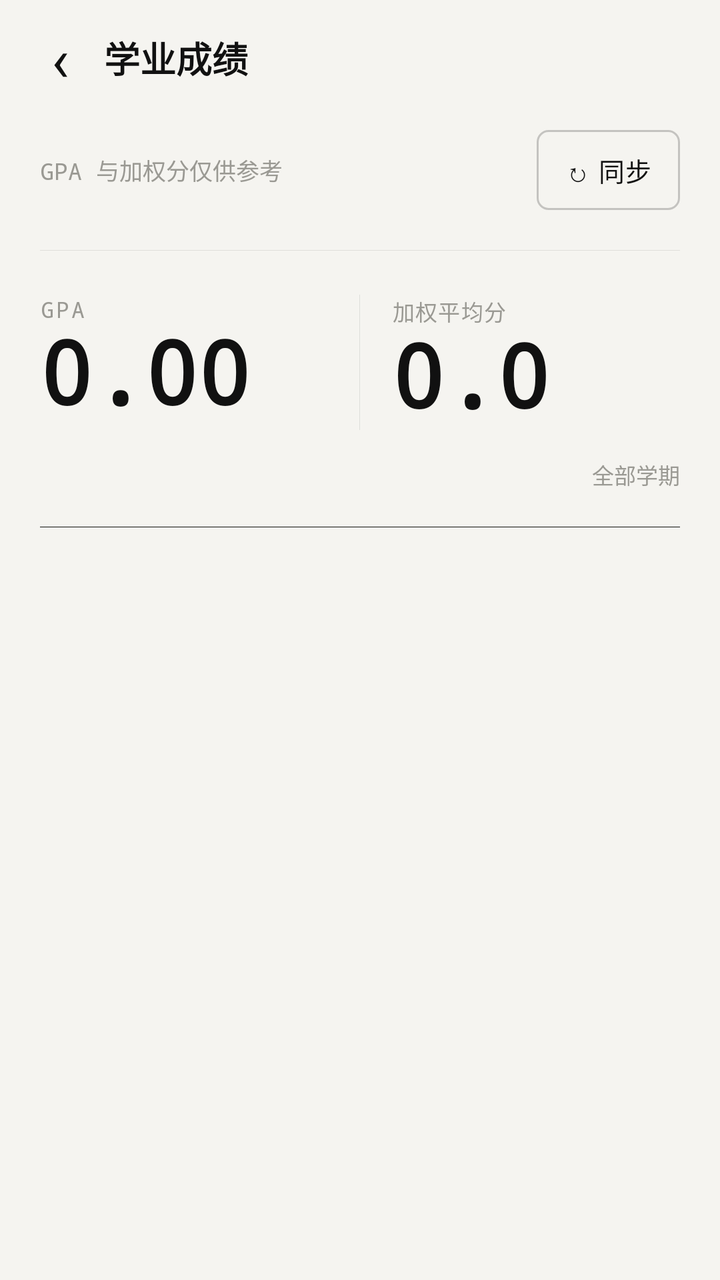
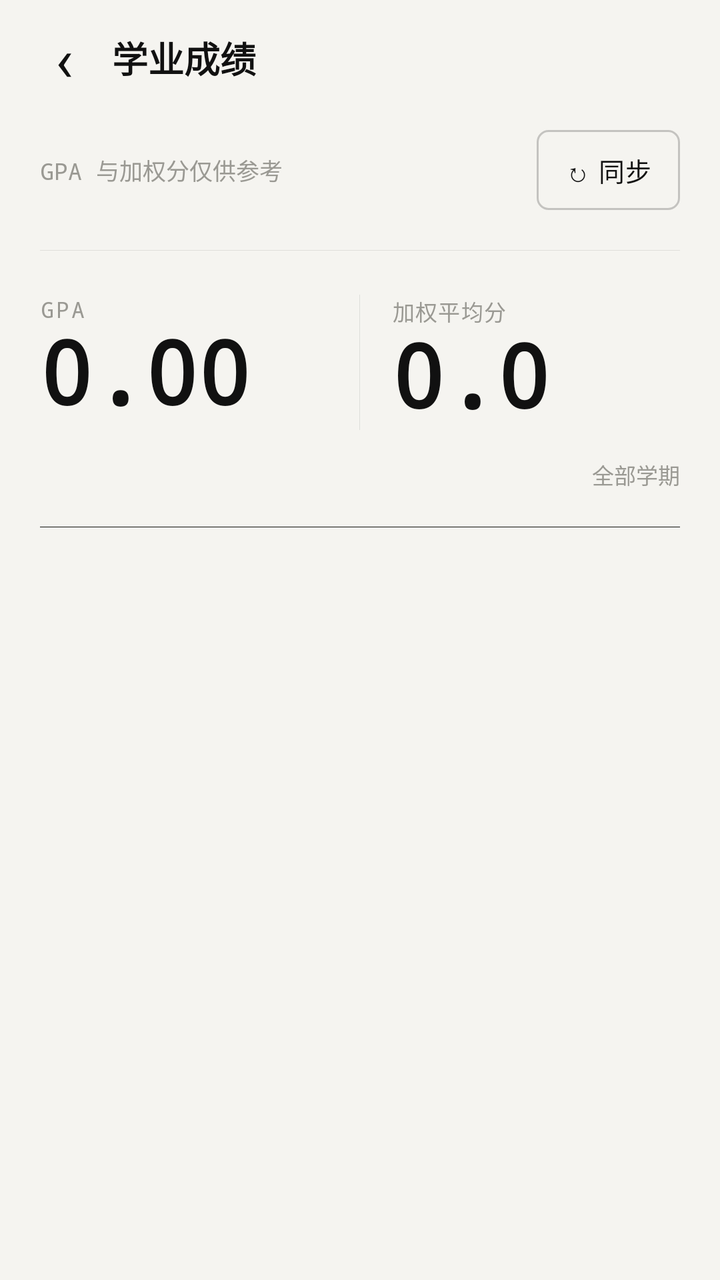

An Android layout rendered at two revisions. The XML below is the earlier revision; the diff shows what the commit changed to produce the second picture.
<!-- AndroidManifest.xml: application theme Theme.EcutCampus -->
<!-- res/layout/activity_grades.xml -->
<?xml version="1.0" encoding="utf-8"?>
<LinearLayout xmlns:android="http://schemas.android.com/apk/res/android"
    android:layout_width="match_parent"
    android:layout_height="match_parent"
    android:background="?attr/gBg"
    android:orientation="vertical">

    <FrameLayout
        android:id="@+id/grades_sync_host"
        android:layout_width="1dp"
        android:layout_height="1dp"
        android:alpha="0" />

    <LinearLayout
        android:layout_width="match_parent"
        android:layout_height="56dp"
        android:gravity="center_vertical"
        android:orientation="horizontal"
        android:paddingHorizontal="8dp">

        <TextView
            android:id="@+id/btn_grades_back"
            android:layout_width="44dp"
            android:layout_height="44dp"
            android:background="?attr/selectableItemBackgroundBorderless"
            android:contentDescription="返回"
            android:gravity="center"
            android:text="‹"
            android:textColor="?attr/gInk"
            android:textSize="30sp" />

        <TextView
            android:layout_width="0dp"
            android:layout_height="wrap_content"
            android:layout_weight="1"
            android:text="学业成绩"
            android:textColor="?attr/gInk"
            android:textSize="18sp"
            android:textStyle="bold" />
    </LinearLayout>

    <include
        layout="@layout/fragment_grades"
        android:layout_width="match_parent"
        android:layout_height="0dp"
        android:layout_weight="1" />

</LinearLayout>
<!-- res/layout/fragment_grades.xml (included above) -->
<?xml version="1.0" encoding="utf-8"?>
<ScrollView xmlns:android="http://schemas.android.com/apk/res/android"
    xmlns:app="http://schemas.android.com/apk/res-auto"
    android:layout_width="match_parent"
    android:layout_height="match_parent"
    android:background="?attr/gBg"
    android:clipToPadding="false"
    android:paddingHorizontal="20dp"
    android:paddingTop="4dp"
    android:paddingBottom="28dp">

    <LinearLayout
        android:layout_width="match_parent"
        android:layout_height="wrap_content"
        android:orientation="vertical">

        
        <LinearLayout
            android:layout_width="match_parent"
            android:layout_height="wrap_content"
            android:gravity="center_vertical"
            android:orientation="horizontal">

            <TextView
                android:id="@+id/tv_grades_subtitle"
                android:layout_width="0dp"
                android:layout_height="wrap_content"
                android:layout_weight="1"
                android:fontFamily="monospace"
                android:text="GPA 与加权分仅供参考"
                android:textColor="?attr/gMute"
                android:textSize="11.5sp" />

            <com.google.android.material.button.MaterialButton
                android:id="@+id/btn_sync_grades"
                style="@style/Gauge.Button.Outline.Compact"
                android:layout_width="wrap_content"
                android:layout_height="wrap_content"
                android:text="↻ 同步" />
        </LinearLayout>

        
        <HorizontalScrollView
            android:layout_width="match_parent"
            android:layout_height="wrap_content"
            android:layout_marginTop="16dp"
            android:scrollbars="none">

            <LinearLayout
                android:id="@+id/semester_pill_container"
                android:layout_width="wrap_content"
                android:layout_height="wrap_content"
                android:orientation="horizontal" />
        </HorizontalScrollView>

        <View
            android:layout_width="match_parent"
            android:layout_height="1px"
            android:background="?attr/gHair" />

        
        <LinearLayout
            android:layout_width="match_parent"
            android:layout_height="wrap_content"
            android:layout_marginTop="22dp"
            android:orientation="horizontal">

            <LinearLayout
                android:layout_width="0dp"
                android:layout_height="wrap_content"
                android:layout_weight="1"
                android:orientation="vertical">

                <TextView
                    android:layout_width="wrap_content"
                    android:layout_height="wrap_content"
                    android:fontFamily="monospace"
                    android:letterSpacing="0.08"
                    android:text="GPA"
                    android:textColor="?attr/gMute"
                    android:textSize="11sp" />

                <TextView
                    android:id="@+id/tv_gpa_value"
                    android:layout_width="wrap_content"
                    android:layout_height="wrap_content"
                    android:fontFamily="monospace"
                    android:includeFontPadding="false"
                    android:text="0.00"
                    android:textColor="?attr/gInk"
                    android:textSize="44sp"
                    android:textStyle="bold" />
            </LinearLayout>

            <View
                android:layout_width="1px"
                android:layout_height="match_parent"
                android:layout_marginHorizontal="16dp"
                android:background="?attr/gHair" />

            <LinearLayout
                android:layout_width="0dp"
                android:layout_height="wrap_content"
                android:layout_weight="1"
                android:orientation="vertical">

                <TextView
                    android:layout_width="wrap_content"
                    android:layout_height="wrap_content"
                    android:letterSpacing="0.04"
                    android:text="加权平均分"
                    android:textColor="?attr/gMute"
                    android:textSize="11sp" />

                <TextView
                    android:id="@+id/tv_weighted_value"
                    android:layout_width="wrap_content"
                    android:layout_height="wrap_content"
                    android:fontFamily="monospace"
                    android:includeFontPadding="false"
                    android:text="0.0"
                    android:textColor="?attr/gInk"
                    android:textSize="44sp"
                    android:textStyle="bold" />
            </LinearLayout>
        </LinearLayout>

        <LinearLayout
            android:layout_width="match_parent"
            android:layout_height="wrap_content"
            android:layout_marginTop="14dp"
            android:gravity="center_vertical"
            android:orientation="horizontal">

            <TextView
                android:id="@+id/tv_grades_credit_summary"
                android:layout_width="0dp"
                android:layout_height="wrap_content"
                android:layout_weight="1"
                android:fontFamily="monospace"
                android:text=""
                android:textColor="?attr/gSub"
                android:textSize="12sp" />

            <TextView
                android:id="@+id/tv_grades_scope_tag"
                android:layout_width="wrap_content"
                android:layout_height="wrap_content"
                android:fontFamily="monospace"
                android:text="全部学期"
                android:textColor="?attr/gMute"
                android:textSize="11sp" />
        </LinearLayout>

        <View
            android:layout_width="match_parent"
            android:layout_height="1px"
            android:layout_marginTop="18dp"
            android:background="?attr/gInk" />

        
        <LinearLayout
            android:id="@+id/empty_grades_card"
            android:layout_width="match_parent"
            android:layout_height="wrap_content"
            android:gravity="center"
            android:orientation="vertical"
            android:paddingVertical="32dp"
            android:visibility="gone">

            <TextView
                android:layout_width="wrap_content"
                android:layout_height="wrap_content"
                android:text="暂无本地成绩档案"
                android:textColor="?attr/gInk"
                android:textSize="15sp"
                android:textStyle="bold" />

            <TextView
                android:layout_width="wrap_content"
                android:layout_height="wrap_content"
                android:layout_marginTop="6dp"
                android:gravity="center"
                android:text="点「同步」获取成绩。可在设置中保存统一门户账号，登录过期后自动重新登录。"
                android:textColor="?attr/gSub"
                android:textSize="13sp" />

            <LinearLayout
                android:layout_width="wrap_content"
                android:layout_height="wrap_content"
                android:layout_marginTop="16dp"
                android:orientation="horizontal">

                <com.google.android.material.button.MaterialButton
                    android:id="@+id/btn_empty_sync_grades"
                    style="@style/Gauge.Button"
                    android:layout_width="wrap_content"
                    android:layout_height="wrap_content"
                    android:text="同步成绩" />

            </LinearLayout>
        </LinearLayout>

        
        <LinearLayout
            android:id="@+id/grades_list_container"
            android:layout_width="match_parent"
            android:layout_height="wrap_content"
            android:orientation="vertical" />

    </LinearLayout>
</ScrollView>
<!-- resources referenced by this layout -->
<resources>
  <style name="Gauge.Button" parent="Widget.Material3.Button">
          <item name="backgroundTint">?attr/gInk</item>
          <item name="android:textColor">?attr/gOnInk</item>
          <item name="cornerRadius">?attr/gButtonRadius</item>
          <item name="android:minHeight">48dp</item>
          <item name="android:insetTop">0dp</item>
          <item name="android:insetBottom">0dp</item>
          <item name="android:paddingStart">20dp</item>
          <item name="android:paddingEnd">20dp</item>
          <item name="android:textSize">14sp</item>
          <item name="android:fontFamily">sans-serif-medium</item>
          <item name="android:letterSpacing">0.02</item>
          <item name="android:stateListAnimator">@null</item>
          <item name="elevation">0dp</item>
          <item name="rippleColor">#33FFFFFF</item>
      </style>
  <style name="Gauge.Button.Outline.Compact">
          <item name="android:insetTop">4dp</item>
          <item name="android:insetBottom">4dp</item>
          <item name="android:minWidth">56dp</item>
          <item name="android:paddingStart">14dp</item>
          <item name="android:paddingEnd">14dp</item>
          <item name="android:textSize">13sp</item>
      </style>
  <color name="g_paper">#F5F4F0</color>
  <color name="g_card">#FBFAF7</color>
  <color name="g_line">#E9E7E1</color>
  <color name="g_ink">#111111</color>
  <color name="g_sub">#55554F</color>
  <color name="g_sub2">#45453F</color>
  <color name="g_mute">#9A9993</color>
  <color name="g_chip">#ECEAE4</color>
  <color name="g_accent">#FF4A1C</color>
  <color name="g_hair">#17000000</color>
  <color name="g_stroke">#33000000</color>
  <color name="g_ink_18">#2E111111</color>
  <color name="g_ink_12">#1F111111</color>
  <color name="g_ink_08">#14111111</color>
  <color name="g_paper_e8">#E8F5F4F0</color>
  <color name="g_paper_c8">#C8F5F4F0</color>
  <color name="g_on_ink">#FBFAF7</color>
  <color name="g_warn">#B4540A</color>
  <color name="g_ok">#2F5D3A</color>
  <style name="Gauge.Shape.Small" parent="">
          <item name="cornerFamily">rounded</item>
          <item name="cornerSize">6dp</item>
      </style>
  <style name="Gauge.Shape.Medium" parent="">
          <item name="cornerFamily">rounded</item>
          <item name="cornerSize">8dp</item>
      </style>
  <style name="Gauge.Dialog.Framework" parent="android:Theme.Material.Light.Dialog.Alert">
          <item name="android:windowBackground">@drawable/bg_gauge_dialog</item>
          <item name="android:colorAccent">?attr/gInk</item>
          <item name="android:colorPrimary">?attr/gInk</item>
          <item name="android:textColorPrimary">?attr/gInk</item>
          <item name="android:textColorSecondary">?attr/gSub</item>
          <item name="android:backgroundDimAmount">0.28</item>
      </style>
  <!-- drawable bg_gauge_dialog (drawable) -->
  <?xml version="1.0" encoding="utf-8"?>
  <inset xmlns:android="http://schemas.android.com/apk/res/android"
      android:insetLeft="24dp" android:insetRight="24dp"
      android:insetTop="40dp" android:insetBottom="40dp">
      <shape android:shape="rectangle">
          <corners android:radius="?attr/gCardRadius" />
          <solid android:color="?attr/gDialog" />
          <stroke android:width="1px" android:color="?attr/gCardStroke" />
      </shape>
  </inset>
  <style name="Gauge.Button.Text" parent="Widget.Material3.Button.TextButton.Dialog">
          <item name="android:textColor">?attr/gInk</item>
          <item name="rippleColor">?attr/gHair</item>
      </style>
  <!-- unchanged entries left out for length: 2 -->
</resources>

<!-- the commit's change to res/layout/activity_grades.xml (unified diff, before → after) -->
@@ -20,8 +20,8 @@
 
         <TextView
             android:id="@+id/btn_grades_back"
-            android:layout_width="44dp"
-            android:layout_height="44dp"
+            android:layout_width="48dp"
+            android:layout_height="48dp"
             android:background="?attr/selectableItemBackgroundBorderless"
             android:contentDescription="返回"
             android:gravity="center"
